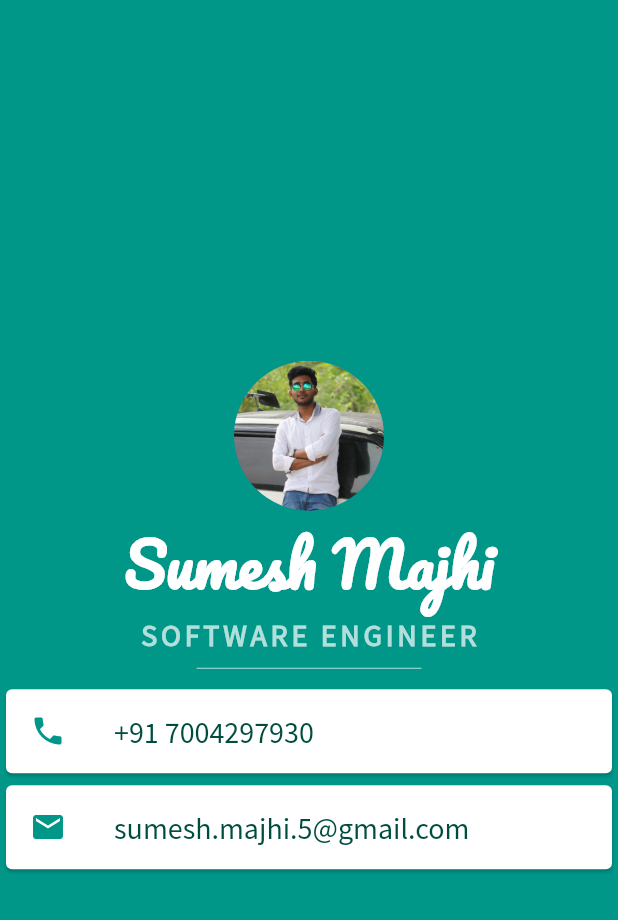
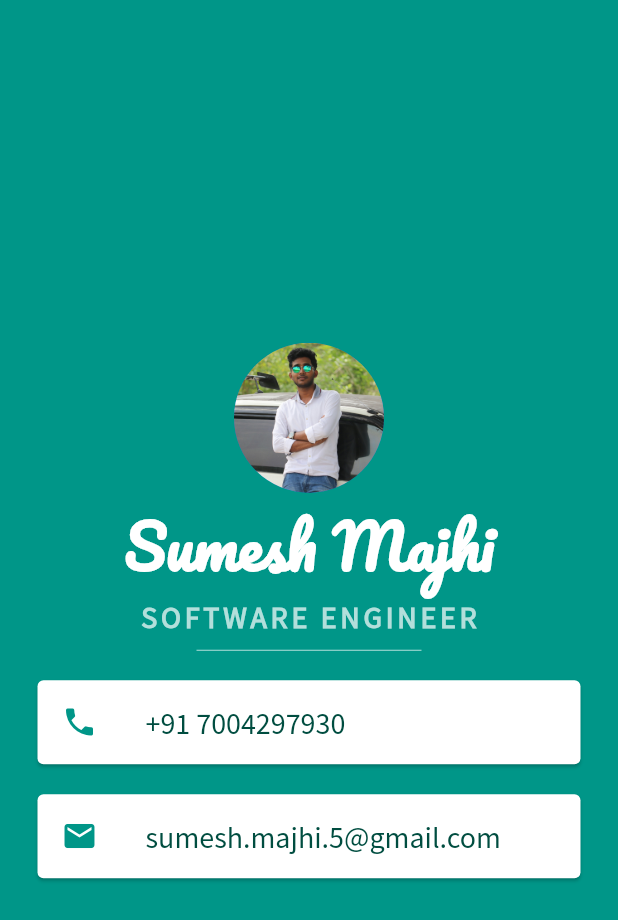
Before and after one commit to MajhiRockzZ/mi-card, a Flutter app: the screen it shows after launch, on a phone screen of 412 x 824 dp. Shown: the top 920 px of the screen. Run offline on Flutter 3.47's test engine with Material 2 defaults, Android fonts, the phone set to English and light mode, and no system bars.

Commit message:
feat: add symmetric margin to cards

```diff
--- a/lib/main.dart
+++ b/lib/main.dart
@@ -45,6 +45,7 @@ class MyApp extends StatelessWidget {
                 ),
               ),
               Card(
+                margin: EdgeInsets.symmetric(vertical: 10.0, horizontal: 25.0),
                 child: ListTile(
                   leading: Icon(
                     Icons.phone,
@@ -61,6 +62,7 @@ class MyApp extends StatelessWidget {
                 ),
               ),
               Card(
+                margin: EdgeInsets.symmetric(vertical: 10.0, horizontal: 25.0),
                 child: ListTile(
                   leading: Icon(
                     Icons.email,
```
